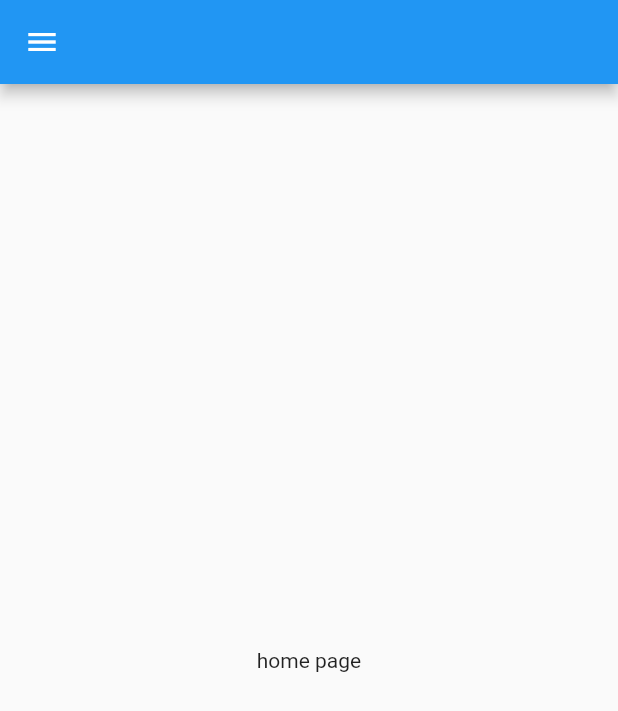
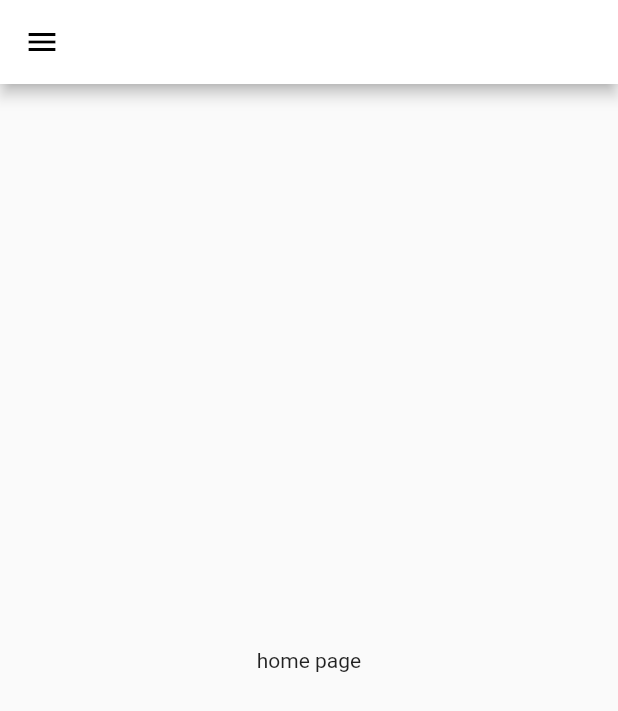
Before and after one commit to dillibhai/catalogapp, a Flutter app: the screen it shows after launch, on a phone screen of 412 x 824 dp. Shown: the top 711 px of the screen. Run offline on Flutter 3.47's test engine with Material 2 defaults, Android fonts, the phone set to English and light mode, and no system bars.

Commit message:
thene extracted complete

```diff
--- a/lib/main.dart
+++ b/lib/main.dart
@@ -1,6 +1,7 @@
 import 'package:catalogapp/pages/homepage.dart';
 import 'package:catalogapp/pages/loginpage.dart';
 import 'package:catalogapp/utils/routes.dart';
+import 'package:catalogapp/widget/theme.dart';
 import 'package:flutter/material.dart';
 
 void main() => runApp(MyApp());
@@ -14,10 +15,8 @@ class MyApp extends StatelessWidget {
       debugShowCheckedModeBanner: false,
       // home: HomePage(),
       themeMode: ThemeMode.light,
-      // theme: ThemeData(primarySwatch: Colors.deepPurple),
-      darkTheme: ThemeData(
-        brightness: Brightness.dark,
-      ),
+      theme: MyTheme.lightTheme(context),
+      darkTheme: MyTheme.darkTheme(context),
       initialRoute: MyRoutes.homeRoute,
       routes: {
         // "/": (context) => LoginPage(),
--- /dev/null
+++ b/lib/widget/theme.dart
@@ -0,0 +1,15 @@
+import 'package:flutter/material.dart';
+
+class MyTheme {
+  static ThemeData lightTheme(BuildContext context) => ThemeData(
+      primarySwatch: Colors.deepPurple,
+      appBarTheme: AppBarTheme(
+        color: Colors.white,
+        // elevation: 0.1,
+        iconTheme: IconThemeData(color: Colors.black),
+        textTheme: Theme.of(context).textTheme,
+      ));
+  static ThemeData darkTheme(BuildContext context) => ThemeData(
+        brightness: Brightness.dark,
+      );
+}
```
